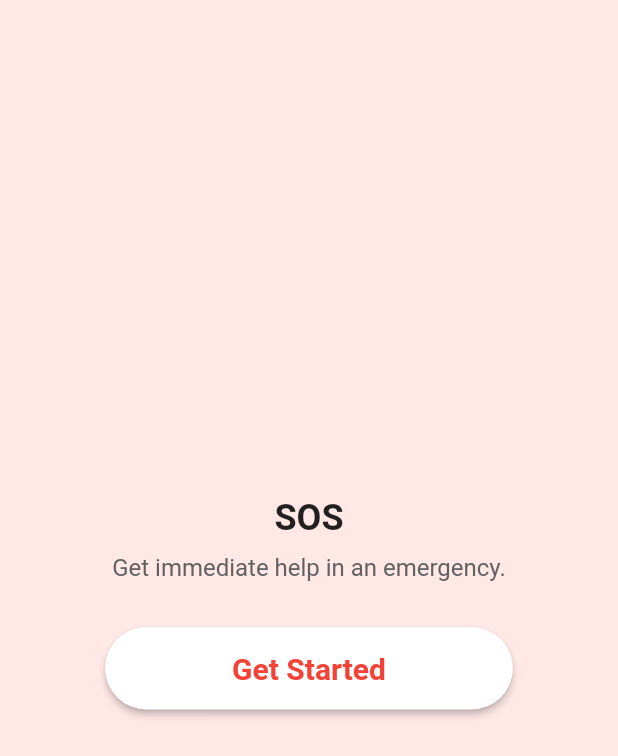
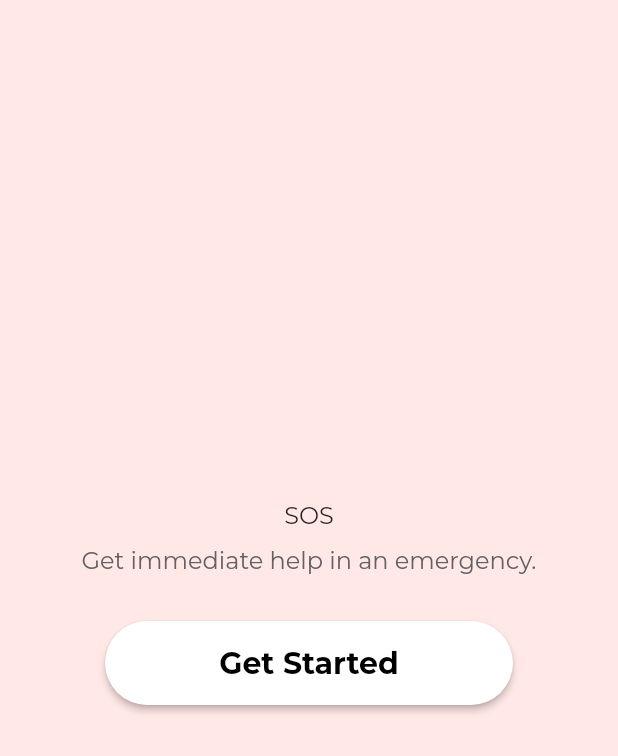
Before and after one commit to kritika601/Sahayak-DIS-Project, a Flutter app: the screen it shows after launch, swiped to page 4, on a phone screen of 412 x 824 dp. Shown: the top 756 px of the screen. Run offline on Flutter 3.47's test engine with Material 2 defaults, Android fonts, the phone set to English and light mode, and no system bars; our stand-ins replace flutter_local_notifications, shared_preferences; missing offline and left inert: flutter_sms.

Commit message:
font updated

```diff
--- a/lib/main.dart
+++ b/lib/main.dart
@@ -78,7 +78,7 @@ class _LogoScreenState extends State<LogoScreen> {
   @override
   Widget build(BuildContext context) {
     return Scaffold(
-      backgroundColor: Color.fromRGBO(255, 232, 230, 1),
+      //backgroundColor: Color.fromRGBO(255, 232, 230, 1),
       body: Center(
         child: Container(
           width: 150,
@@ -148,8 +148,9 @@ class _IntroScreenState extends State<IntroScreen> {
                         Text(
                           services[index]["title"]!,
                           style: TextStyle(
-                            fontSize: 24,
-                            fontWeight: FontWeight.bold,
+                            fontFamily: 'Montserrat',
+                            fontSize: 16,
+                            //fontWeight: FontWeight.bold,
                           ),
                         ),
                         SizedBox(height: 10),
@@ -157,6 +158,7 @@ class _IntroScreenState extends State<IntroScreen> {
                           services[index]["description"]!,
                           textAlign: TextAlign.center,
                           style: TextStyle(
+                            fontFamily: 'Montserrat',
                             fontSize: 16,
                             color: Colors.grey[700],
                           ),
@@ -224,7 +226,8 @@ class SOSPage extends StatelessWidget {
               child: Text(
                 'Get Started',
                 style: TextStyle(
-                  color: Colors.red,
+                  fontFamily: 'Montserrat',
+                  color: Colors.black,
                   fontSize: 20,
                   fontWeight: FontWeight.bold,
                 ),
@@ -355,9 +358,10 @@ class MainScreen extends StatelessWidget {
                           Text(
                             'Quick Calling',
                             style: TextStyle(
+                              fontFamily: 'Montserrat',
                               fontSize: 20,
                               fontWeight: FontWeight.bold,
-                              color: Colors.red,
+                              color: Colors.black,
                             ),
                           ),
                         ],
```
Also changed, not shown: pubspec.yaml (+6 -5 lines).
